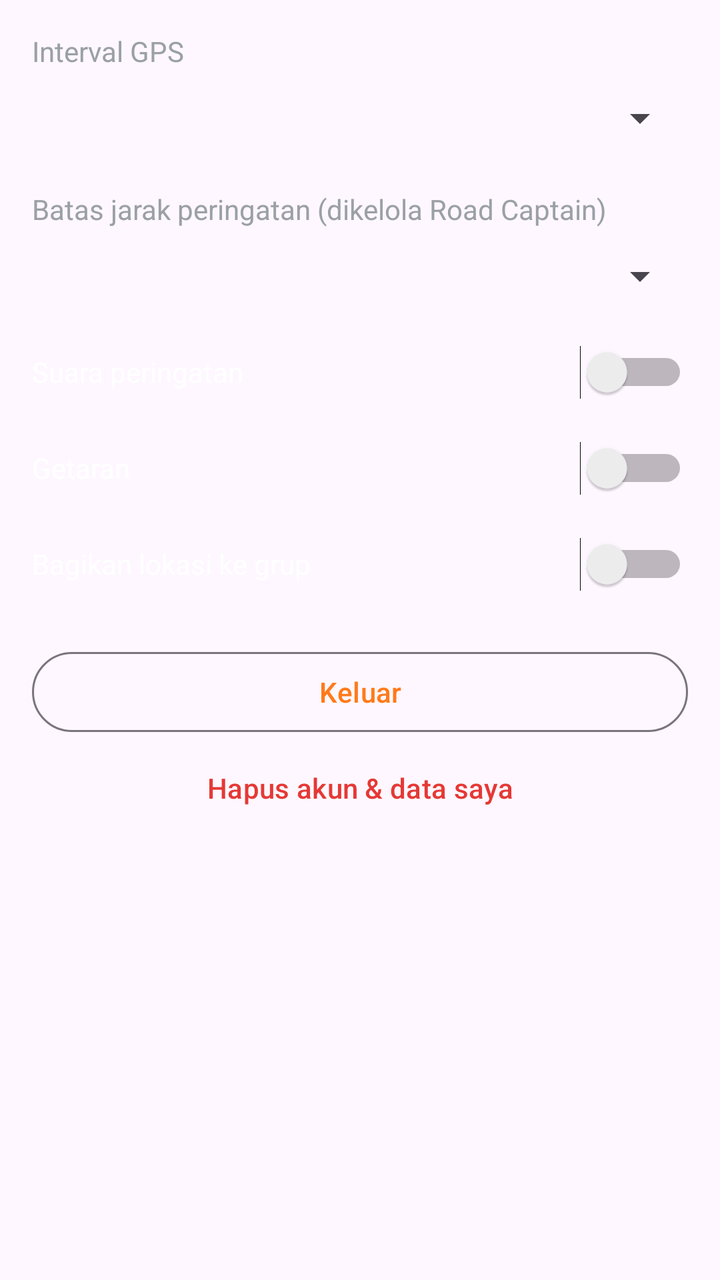
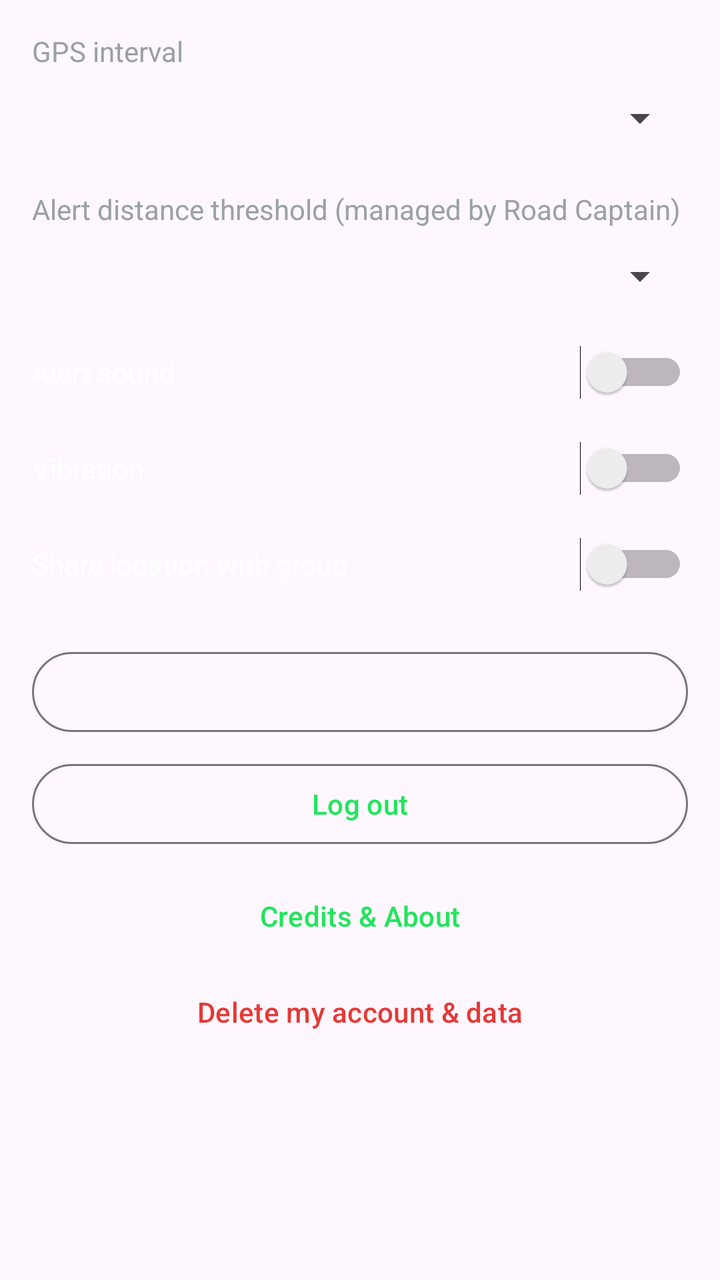

The first picture is an Android layout as it rendered before a commit; the second is the same layout after the commit. The layout source and the unified diff follow.
<!-- AndroidManifest.xml: application theme Theme.Tracker -->
<!-- res/layout/fragment_settings.xml -->
<?xml version="1.0" encoding="utf-8"?>
<ScrollView xmlns:android="http://schemas.android.com/apk/res/android" android:layout_width="match_parent" android:layout_height="match_parent">
    <LinearLayout android:layout_width="match_parent" android:layout_height="wrap_content" android:orientation="vertical" android:padding="16dp">
        <TextView android:layout_width="wrap_content" android:layout_height="wrap_content" android:text="Interval GPS" android:textColor="@color/text_secondary"/>
        <Spinner android:id="@+id/gpsInterval" android:layout_width="match_parent" android:layout_height="48dp"/>
        <TextView android:layout_width="wrap_content" android:layout_height="wrap_content" android:text="Batas jarak peringatan (dikelola Road Captain)" android:textColor="@color/text_secondary" android:layout_marginTop="12dp"/>
        <Spinner android:id="@+id/threshold" android:layout_width="match_parent" android:layout_height="48dp"/>
        <Switch android:id="@+id/sound" android:layout_width="match_parent" android:layout_height="48dp" android:text="Suara peringatan" android:textColor="@color/text_primary"/>
        <Switch android:id="@+id/vibrate" android:layout_width="match_parent" android:layout_height="48dp" android:text="Getaran" android:textColor="@color/text_primary"/>
        <Switch android:id="@+id/share" android:layout_width="match_parent" android:layout_height="48dp" android:text="Bagikan lokasi ke grup" android:textColor="@color/text_primary"/>
        <Button android:id="@+id/logout" style="@style/Widget.Material3.Button.OutlinedButton" android:layout_width="match_parent" android:layout_height="wrap_content" android:text="Keluar" android:layout_marginTop="16dp"/>
        <Button android:id="@+id/deleteAccount" style="@style/Widget.Material3.Button.TextButton" android:layout_width="match_parent" android:layout_height="wrap_content" android:text="Hapus akun &amp; data saya" android:textColor="@color/danger"/>
    </LinearLayout>
</ScrollView>
<!-- resources referenced by this layout -->
<resources>
  <color name="danger">#E53935</color>
  <color name="text_primary">#FFFFFF</color>
  <color name="text_secondary">#9AA0A6</color>
  <style name="Theme.Tracker" parent="Theme.Material3.DayNight.NoActionBar">
          <item name="colorPrimary">@color/accent</item>
          <item name="colorOnPrimary">@color/bg_dark</item>
      </style>
  <color name="accent">#FF7A1A</color>
  <color name="bg_dark">#0E0F11</color>
</resources>

<!-- the commit's change to res/layout/fragment_settings.xml (unified diff, before → after) -->
@@ -1,14 +1,16 @@
 <?xml version="1.0" encoding="utf-8"?>
 <ScrollView xmlns:android="http://schemas.android.com/apk/res/android" android:layout_width="match_parent" android:layout_height="match_parent">
     <LinearLayout android:layout_width="match_parent" android:layout_height="wrap_content" android:orientation="vertical" android:padding="16dp">
-        <TextView android:layout_width="wrap_content" android:layout_height="wrap_content" android:text="Interval GPS" android:textColor="@color/text_secondary"/>
+        <TextView android:layout_width="wrap_content" android:layout_height="wrap_content" android:text="@string/settings_gps_interval" android:textColor="@color/text_secondary"/>
         <Spinner android:id="@+id/gpsInterval" android:layout_width="match_parent" android:layout_height="48dp"/>
-        <TextView android:layout_width="wrap_content" android:layout_height="wrap_content" android:text="Batas jarak peringatan (dikelola Road Captain)" android:textColor="@color/text_secondary" android:layout_marginTop="12dp"/>
+        <TextView android:layout_width="wrap_content" android:layout_height="wrap_content" android:text="@string/settings_threshold" android:textColor="@color/text_secondary" android:layout_marginTop="12dp"/>
         <Spinner android:id="@+id/threshold" android:layout_width="match_parent" android:layout_height="48dp"/>
-        <Switch android:id="@+id/sound" android:layout_width="match_parent" android:layout_height="48dp" android:text="Suara peringatan" android:textColor="@color/text_primary"/>
-        <Switch android:id="@+id/vibrate" android:layout_width="match_parent" android:layout_height="48dp" android:text="Getaran" android:textColor="@color/text_primary"/>
-        <Switch android:id="@+id/share" android:layout_width="match_parent" android:layout_height="48dp" android:text="Bagikan lokasi ke grup" android:textColor="@color/text_primary"/>
-        <Button android:id="@+id/logout" style="@style/Widget.Material3.Button.OutlinedButton" android:layout_width="match_parent" android:layout_height="wrap_content" android:text="Keluar" android:layout_marginTop="16dp"/>
-        <Button android:id="@+id/deleteAccount" style="@style/Widget.Material3.Button.TextButton" android:layout_width="match_parent" android:layout_height="wrap_content" android:text="Hapus akun &amp; data saya" android:textColor="@color/danger"/>
+        <Switch android:id="@+id/sound" android:layout_width="match_parent" android:layout_height="48dp" android:text="@string/settings_sound" android:textColor="@color/text_primary"/>
+        <Switch android:id="@+id/vibrate" android:layout_width="match_parent" android:layout_height="48dp" android:text="@string/settings_vibrate" android:textColor="@color/text_primary"/>
+        <Switch android:id="@+id/share" android:layout_width="match_parent" android:layout_height="48dp" android:text="@string/settings_share" android:textColor="@color/text_primary"/>
+        <Button android:id="@+id/language" style="@style/Widget.Material3.Button.OutlinedButton" android:layout_width="match_parent" android:layout_height="wrap_content" android:layout_marginTop="16dp"/>
+        <Button android:id="@+id/logout" style="@style/Widget.Material3.Button.OutlinedButton" android:layout_width="match_parent" android:layout_height="wrap_content" android:text="@string/settings_logout" android:layout_marginTop="8dp"/>
+        <Button android:id="@+id/credits" style="@style/Widget.Material3.Button.TextButton" android:layout_width="match_parent" android:layout_height="wrap_content" android:text="@string/settings_credits" android:layout_marginTop="8dp"/>
+        <Button android:id="@+id/deleteAccount" style="@style/Widget.Material3.Button.TextButton" android:layout_width="match_parent" android:layout_height="wrap_content" android:text="@string/settings_delete" android:textColor="@color/danger"/>
     </LinearLayout>
 </ScrollView>
<!-- resource entries referenced after the edit -->
@@ -3,11 +3,19 @@
   <color name="danger">#E53935</color>
   <color name="text_primary">#FFFFFF</color>
   <color name="text_secondary">#9AA0A6</color>
+  <string name="settings_credits">Credits &amp; About</string>
+  <string name="settings_delete">Delete my account &amp; data</string>
+  <string name="settings_gps_interval">GPS interval</string>
+  <string name="settings_logout">Log out</string>
+  <string name="settings_share">Share location with group</string>
+  <string name="settings_sound">Alert sound</string>
+  <string name="settings_threshold">Alert distance threshold (managed by Road Captain)</string>
+  <string name="settings_vibrate">Vibration</string>
   <style name="Theme.Tracker" parent="Theme.Material3.DayNight.NoActionBar">
           <item name="colorPrimary">@color/accent</item>
           <item name="colorOnPrimary">@color/bg_dark</item>
       </style>
-  <color name="accent">#FF7A1A</color>
+  <color name="accent">#22E55C</color>
   <color name="bg_dark">#0E0F11</color>
 </resources>
 
